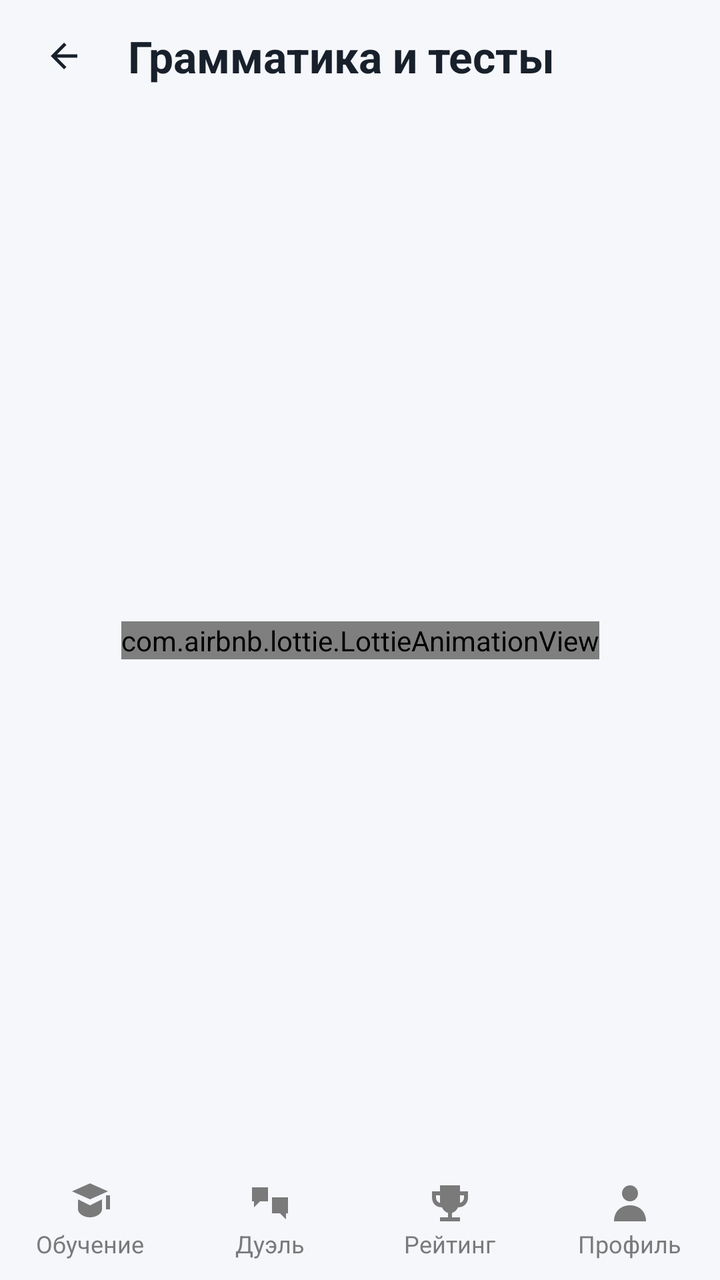
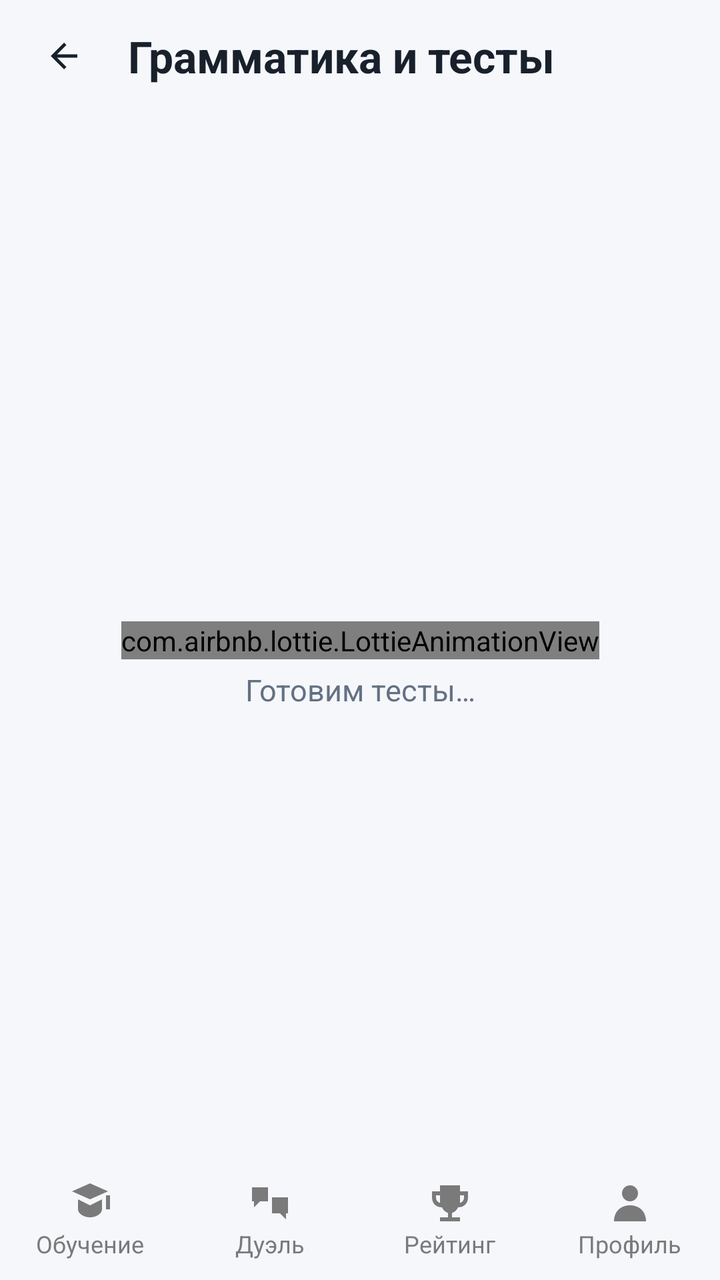

Before-and-after screenshots of an Android layout around one commit, followed by the original layout XML and the change that was made.
<!-- AndroidManifest.xml: application theme Theme.Duelingo -->
<!-- res/layout/activity_test.xml -->
<?xml version="1.0" encoding="utf-8"?>
<androidx.constraintlayout.widget.ConstraintLayout xmlns:android="http://schemas.android.com/apk/res/android"
    xmlns:app="http://schemas.android.com/apk/res-auto"
    xmlns:tools="http://schemas.android.com/tools"
    android:id="@+id/main"
    android:layout_width="match_parent"
    android:layout_height="match_parent"
    tools:context=".activity.TestActivity"
    android:background="?attr/backgroundColor">

    <com.google.android.material.button.MaterialButton
        android:id="@+id/backButton"
        style="@style/Widget.Material3.Button.IconButton"
        android:layout_width="48dp"
        android:layout_height="48dp"
        android:layout_marginStart="8dp"
        android:layout_marginTop="4dp"
        android:contentDescription="@string/back"
        app:icon="@drawable/ic_arrow_back"
        app:iconTint="?attr/textColor"
        app:layout_constraintStart_toStartOf="parent"
        app:layout_constraintTop_toTopOf="parent" />

    <TextView
        android:layout_width="0dp"
        android:layout_height="wrap_content"
        android:layout_marginStart="8dp"
        android:layout_marginEnd="16dp"
        android:text="@string/learning_tests_title"
        android:textColor="?attr/textColor"
        android:textSize="22sp"
        android:textStyle="bold"
        app:layout_constraintBottom_toBottomOf="@id/backButton"
        app:layout_constraintEnd_toEndOf="parent"
        app:layout_constraintStart_toEndOf="@id/backButton"
        app:layout_constraintTop_toTopOf="@id/backButton" />

    <androidx.recyclerview.widget.RecyclerView
        android:id="@+id/rvTests"
        android:layout_width="0dp"
        android:layout_height="0dp"
        android:layout_marginBottom="60dp"
        android:padding="8dp"
        app:layout_constraintBottom_toBottomOf="parent"
        app:layout_constraintEnd_toEndOf="parent"
        app:layout_constraintStart_toStartOf="parent"
        app:layout_constraintTop_toBottomOf="@id/backButton"/>

    <com.airbnb.lottie.LottieAnimationView
        android:id="@+id/animationView"
        android:layout_width="wrap_content"
        android:layout_height="wrap_content"
        app:layout_constraintBottom_toBottomOf="parent"
        app:layout_constraintEnd_toEndOf="parent"
        app:layout_constraintStart_toStartOf="parent"
        app:layout_constraintTop_toTopOf="parent"/>

    <LinearLayout
        android:layout_width="match_parent"
        android:layout_height="60dp"
        android:orientation="horizontal"
        android:background="?attr/backgroundColor"
        android:layout_alignParentBottom="true"
        app:layout_constraintBottom_toBottomOf="parent">

        <LinearLayout
            android:id="@+id/tests"
            android:layout_width="0dp"
            android:layout_height="match_parent"
            android:layout_weight="1"
            android:orientation="vertical"
            android:gravity="center"
            android:background="?attr/selectableItemBackgroundBorderless">

            <FrameLayout
                android:layout_width="wrap_content"
                android:layout_height="wrap_content">

                <ImageView
                    android:id="@+id/testIcon"
                    android:layout_width="24dp"
                    android:layout_height="24dp"
                    android:src="@drawable/graduation24"
                    android:contentDescription="@string/nav_learning"/>

                <com.airbnb.lottie.LottieAnimationView
                    android:id="@+id/testAnimation"
                    android:layout_width="24dp"
                    android:layout_height="24dp"
                    android:visibility="gone"/>
            </FrameLayout>

            <TextView
                android:id="@+id/testTest"
                android:layout_width="wrap_content"
                android:layout_height="wrap_content"
                android:text="@string/nav_learning"
                android:textColor="#7A7A7B"
                android:textSize="12sp"/>
        </LinearLayout>

        
        <LinearLayout
            android:id="@+id/duel"
            android:layout_width="0dp"
            android:layout_height="match_parent"
            android:layout_weight="1"
            android:orientation="vertical"
            android:gravity="center"
            android:background="?attr/selectableItemBackgroundBorderless">

            <FrameLayout
                android:layout_width="wrap_content"
                android:layout_height="wrap_content">

                <ImageView
                    android:id="@+id/mainIcon"
                    android:layout_width="24dp"
                    android:layout_height="24dp"
                    android:src="@drawable/swords24"
                    android:contentDescription="@string/nav_duel" />

                <com.airbnb.lottie.LottieAnimationView
                    android:id="@+id/duelAnimation"
                    android:layout_width="24dp"
                    android:layout_height="24dp"
                    android:visibility="gone"/>
            </FrameLayout>

            <TextView
                android:id="@+id/mainTest"
                android:layout_width="wrap_content"
                android:layout_height="wrap_content"
                android:text="@string/nav_duel"
                android:textColor="#7A7A7B"
                android:textSize="12sp"/>
        </LinearLayout>

        
        <LinearLayout
            android:id="@+id/leaderboard"
            android:layout_width="0dp"
            android:layout_height="match_parent"
            android:layout_weight="1"
            android:orientation="vertical"
            android:gravity="center"
            android:background="?attr/selectableItemBackgroundBorderless">


            <FrameLayout
                android:layout_width="wrap_content"
                android:layout_height="wrap_content">

                <ImageView
                    android:id="@+id/cupIcon"
                    android:layout_width="24dp"
                    android:layout_height="24dp"
                    android:src="@drawable/trophy24"
                    android:contentDescription="@string/nav_rank"/>

                <com.airbnb.lottie.LottieAnimationView
                    android:id="@+id/cupAnimation"
                    android:layout_width="24dp"
                    android:layout_height="24dp"
                    android:visibility="gone"/>
            </FrameLayout>

            <TextView
                android:id="@+id/cupTest"
                android:layout_width="wrap_content"
                android:layout_height="wrap_content"
                android:text="@string/nav_rank"
                android:textColor="#7A7A7B"
                android:textSize="12sp"/>
        </LinearLayout>

        
        <LinearLayout
            android:id="@+id/profile"
            android:layout_width="0dp"
            android:layout_height="match_parent"
            android:layout_weight="1"
            android:orientation="vertical"
            android:gravity="center"
            android:background="?attr/selectableItemBackgroundBorderless">

            <FrameLayout
                android:layout_width="wrap_content"
                android:layout_height="wrap_content">

                <ImageView
                    android:id="@+id/profileIcon"
                    android:layout_width="24dp"
                    android:layout_height="24dp"
                    android:src="@drawable/profile24"
                    android:contentDescription="@string/nav_profile"/>

                <com.airbnb.lottie.LottieAnimationView
                    android:id="@+id/profAnimation"
                    android:layout_width="24dp"
                    android:layout_height="24dp"
                    android:visibility="gone"/>
            </FrameLayout>

            <TextView
                android:id="@+id/profileTest"
                android:layout_width="wrap_content"
                android:layout_height="wrap_content"
                android:text="@string/nav_profile"
                android:textColor="#7A7A7B"
                android:textSize="12sp"/>
        </LinearLayout>
    </LinearLayout>

</androidx.constraintlayout.widget.ConstraintLayout>
<!-- resources referenced by this layout -->
<resources>
  <!-- drawable graduation24 (drawable) -->
  <vector xmlns:android="http://schemas.android.com/apk/res/android" android:width="24dp" android:height="24dp" android:viewportWidth="24" android:viewportHeight="24">
      <path android:fillColor="#7A7A7B" android:pathData="M3,6l9,-4 9,4 -9,4zM6,10l6,3 6,-3v5c0,2 -2.7,4 -6,4s-6,-2 -6,-4zM20,8h2v7h-2z" />
  </vector>
  <!-- drawable ic_arrow_back (drawable) -->
  <?xml version="1.0" encoding="utf-8"?>
  <vector xmlns:android="http://schemas.android.com/apk/res/android"
      android:width="24dp"
      android:height="24dp"
      android:viewportWidth="24"
      android:viewportHeight="24">
      <path
          android:fillColor="#FFFFFFFF"
          android:pathData="M20,11H7.83l5.59,-5.59L12,4l-8,8 8,8 1.42,-1.41L7.83,13H20v-2z" />
  </vector>
  <!-- drawable profile24 (drawable) -->
  <vector xmlns:android="http://schemas.android.com/apk/res/android" android:width="24dp" android:height="24dp" android:viewportWidth="24" android:viewportHeight="24">
      <path android:fillColor="#7A7A7B" android:pathData="M12,3a4,4 0,1 0,0 8,4 4,0 0,0 0,-8zM4,21c0,-5 3.4,-8 8,-8s8,3 8,8z" />
  </vector>
  <!-- drawable swords24 (drawable) -->
  <vector xmlns:android="http://schemas.android.com/apk/res/android" android:width="24dp" android:height="24dp" android:viewportWidth="24" android:viewportHeight="24">
      <path android:fillColor="#7A7A7B" android:pathData="M3,4h8v7H7l-3,3v-3H3zM13,9h8v8h-1v3l-3,-3h-4z" />
  </vector>
  <!-- drawable trophy24 (drawable) -->
  <vector xmlns:android="http://schemas.android.com/apk/res/android" android:width="24dp" android:height="24dp" android:viewportWidth="24" android:viewportHeight="24">
      <path android:fillColor="#7A7A7B" android:pathData="M7,3h10v3h4v3c0,3 -2,5 -5,5 -0.6,1.4 -1.7,2.4 -3,2.8V19h4v2H7v-2h4v-2.2c-1.3,-0.4 -2.4,-1.4 -3,-2.8 -3,0 -5,-2 -5,-5V6h4zM5,8v1c0,1.4 0.8,2.4 2,2.8V8zM17,8v3.8c1.2,-0.4 2,-1.4 2,-2.8V8z" />
  </vector>
  <string name="back">Назад</string>
  <string name="learning_tests_title">Грамматика и тесты</string>
  <string name="nav_duel">Дуэль</string>
  <string name="nav_learning">Обучение</string>
  <string name="nav_profile">Профиль</string>
  <string name="nav_rank">Рейтинг</string>
  <color name="blue_primary">#1687F8</color>
  <color name="white">#FFFFFFFF</color>
  <color name="black">#FF000000</color>
  <color name="background_light">#F5F7FB</color>
  <color name="text_color_light">#18202B</color>
  <color name="secondary_text_light">#647083</color>
  <color name="surface_light">#FFFFFF</color>
  <color name="gray_light">#B3B3B3</color>
  <style name="DuelRush.MaterialButton" parent="Widget.MaterialComponents.Button">
          <item name="android:textSize">16sp</item>
          <item name="android:minHeight">48dp</item>
          <item name="android:textAllCaps">false</item>
          <item name="android:letterSpacing">0</item>
          <item name="android:fontFamily">@font/open_sans_medium</item>
      </style>
  <!-- unchanged entries left out for length: 1 -->
</resources>

<!-- the commit's change to res/layout/activity_test.xml (unified diff, before → after) -->
@@ -46,6 +46,21 @@
         app:layout_constraintStart_toStartOf="parent"
         app:layout_constraintTop_toBottomOf="@id/backButton"/>
 
+    <LinearLayout
+        android:id="@+id/catalogState"
+        android:layout_width="0dp"
+        android:layout_height="0dp"
+        android:gravity="center"
+        android:orientation="vertical"
+        android:padding="32dp"
+        app:layout_constraintBottom_toTopOf="@id/bottomBar"
+        app:layout_constraintEnd_toEndOf="parent"
+        app:layout_constraintStart_toStartOf="parent"
+        app:layout_constraintTop_toBottomOf="@id/backButton">
+        <ProgressBar android:id="@+id/catalogProgress" android:layout_width="44dp" android:layout_height="44dp" android:indeterminateTint="@color/blue_primary" />
+        <TextView android:id="@+id/catalogMessage" android:layout_width="match_parent" android:layout_height="wrap_content" android:layout_marginTop="14dp" android:gravity="center" android:text="@string/loading_tests" android:textColor="?attr/secondaryTextColor" android:textSize="15sp" />
+    </LinearLayout>
+
     <com.airbnb.lottie.LottieAnimationView
         android:id="@+id/animationView"
         android:layout_width="wrap_content"
@@ -56,6 +71,7 @@
         app:layout_constraintTop_toTopOf="parent"/>
 
     <LinearLayout
+        android:id="@+id/bottomBar"
         android:layout_width="match_parent"
         android:layout_height="60dp"
         android:orientation="horizontal"
<!-- resource entries referenced after the edit -->
@@ -29,6 +29,7 @@
   </vector>
   <string name="back">Назад</string>
   <string name="learning_tests_title">Грамматика и тесты</string>
+  <string name="loading_tests">Готовим тесты…</string>
   <string name="nav_duel">Дуэль</string>
   <string name="nav_learning">Обучение</string>
   <string name="nav_profile">Профиль</string>
